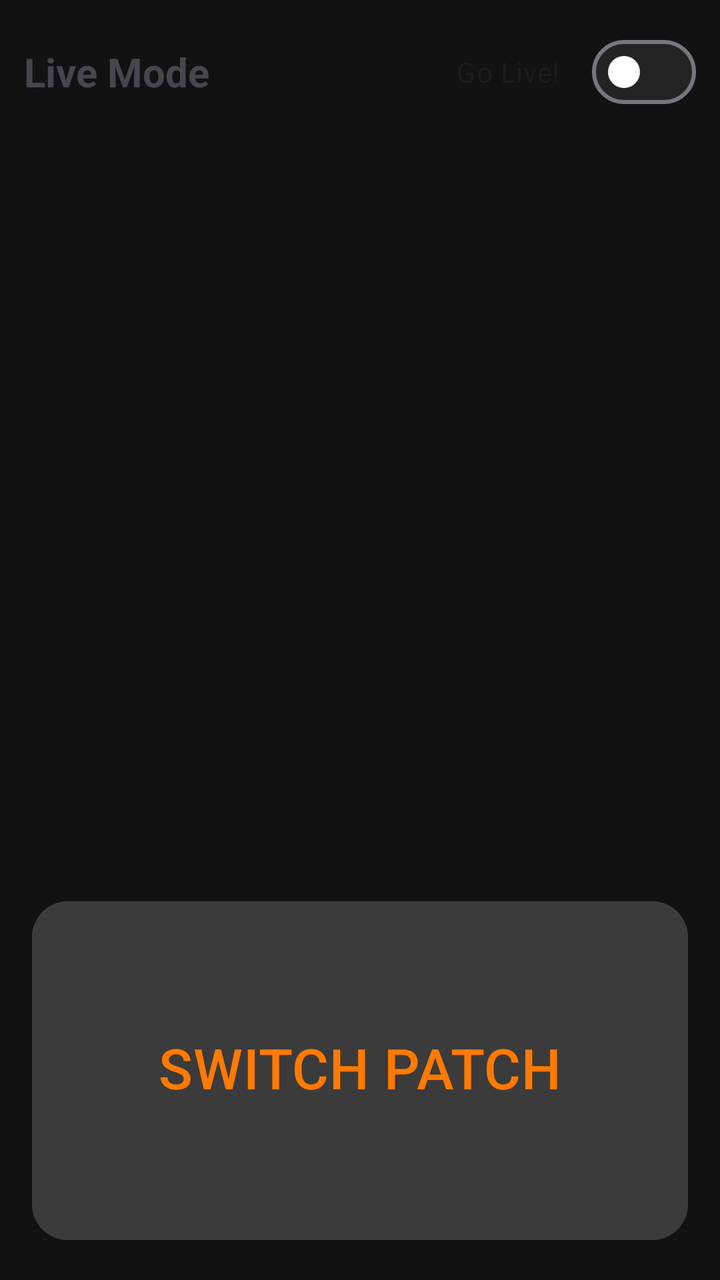
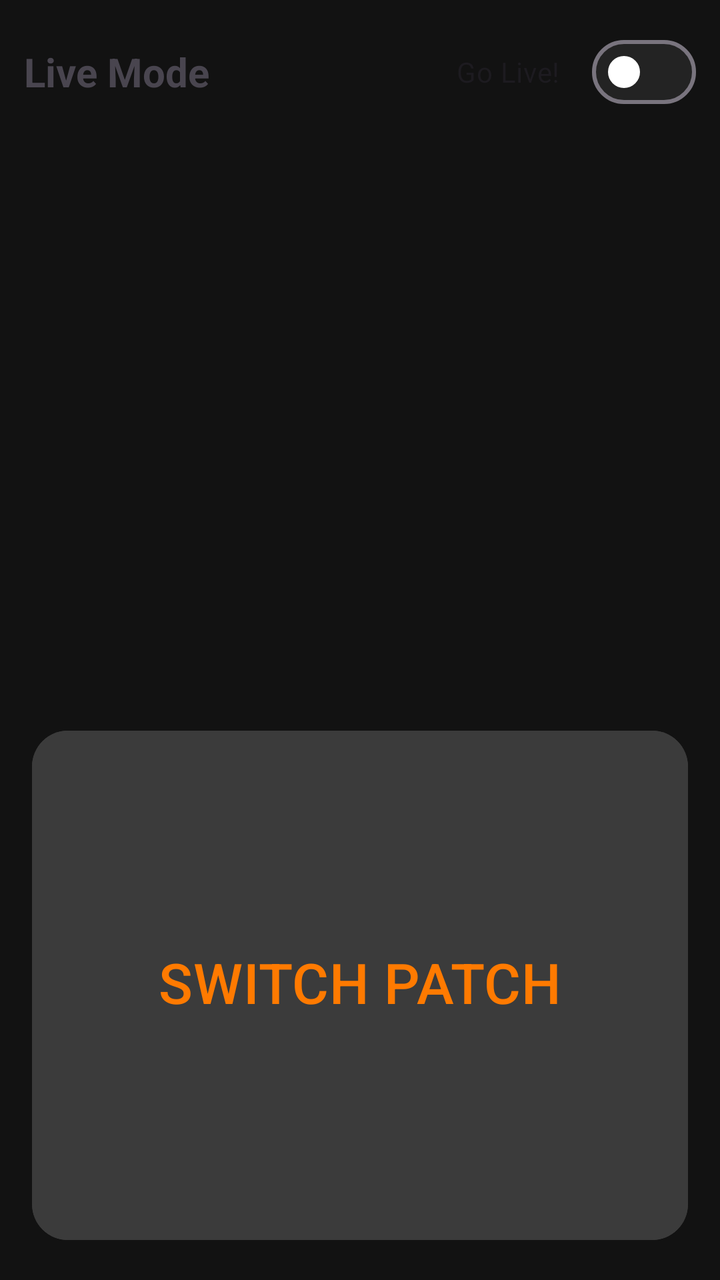

Before-and-after screenshots of an Android layout around one commit, followed by the original layout XML and the change that was made.
<!-- AndroidManifest.xml: application theme Theme.Droidchitect -->
<!-- res/layout/live_page.xml -->
<?xml version="1.0" encoding="utf-8"?>
<LinearLayout
    xmlns:android="http://schemas.android.com/apk/res/android"
    xmlns:app="http://schemas.android.com/apk/res-auto"
    android:layout_width="match_parent"
    android:layout_height="match_parent"
    android:orientation="vertical"
    android:padding="12dp">

    
    
    

    <LinearLayout
        android:layout_width="match_parent"
        android:layout_height="wrap_content"
        android:gravity="center_vertical"
        android:orientation="horizontal">

        <TextView
            android:layout_width="0dp"
            android:layout_height="wrap_content"
            android:layout_weight="1"
            android:text="Live Mode"
            android:textSize="20sp"
            android:textStyle="bold"/>

        <com.google.android.material.materialswitch.MaterialSwitch
            android:id="@+id/switchGoLive"
            android:layout_width="wrap_content"
            android:layout_height="wrap_content"
            android:text="Go Live!"
            app:thumbTint="@color/text_primary"
            app:trackTint="@color/switch_track_colors"
            />

    </LinearLayout>

    
    
    

    <GridLayout
        android:id="@+id/liveSlotContainer"
        android:layout_width="match_parent"
        android:layout_height="0dp"
        android:layout_marginTop="12dp"
        android:layout_weight="2"
        android:columnCount="2"
        android:rowCount="4"
        android:useDefaultMargins="true"/>

    
    
    

    <LinearLayout
        android:layout_width="match_parent"
        android:layout_height="0dp"
        android:layout_weight="1"
        android:gravity="center"
        android:orientation="vertical">


        <Button
            android:id="@+id/buttonSwitchPatch"
            style="@style/ChipButton"
            android:layout_width="match_parent"
            android:layout_height="match_parent"
            android:text="SWITCH PATCH"
            android:textColor="@color/accent_orange"
            android:backgroundTint="@color/fg_tertiary"
            android:textSize="28sp" />

    </LinearLayout>

</LinearLayout>
<!-- resources referenced by this layout -->
<resources>
  <color name="accent_orange">#FF7A00</color>
  <color name="fg_tertiary">#3B3B3B</color>
  <color name="text_primary">#FFFFFF</color>
  <style name="ChipButton">
  
          <item name="android:layout_width">
              0dp
          </item>
  
          <item name="android:layout_height">
              @dimen/voice_button_height
          </item>
  
          <item name="android:layout_weight">
              1
          </item>
  
          <item name="android:textColor">
              @color/text_primary
          </item>
  
          <item name="android:textSize">
              12sp
          </item>
  
          <item name="android:layout_margin">
              @dimen/voice_button_margin
          </item>
  
          
  
          <item name="android:backgroundTint">
              @color/bg_tertiary
          </item>
  
          <item name="cornerRadius">
              18dp
          </item>
  
          <item name="elevation">
              4dp
          </item>
  
          
  
          <item name="android:gravity">
              center
          </item>
  
          <item name="android:lines">
              2
          </item>
  
          <item name="android:ellipsize">
              end
          </item>
  
          <item name="android:textAlignment">
              center
          </item>
  
          <item name="android:includeFontPadding">
              false
          </item>
  
      </style>
  <style name="Theme.Droidchitect" parent="Base.Theme.Droidchitect" />
  <dimen name="voice_button_height">48dp</dimen>
  <dimen name="voice_button_margin">4dp</dimen>
  <color name="bg_tertiary">#2A2A2A</color>
  <style name="Base.Theme.Droidchitect" parent="Theme.Material3.DayNight.NoActionBar">
  
          
          
          
  
          <item name="colorPrimary">
              @color/accent_orange
          </item>
  
          <item name="colorSecondary">
              @color/accent_orange
          </item>
  
          <item name="colorTertiary">
              @color/accent_orange
          </item>
  
          
          
          
  
          <item name="colorSurface">
              @color/bg_secondary
          </item>
  
          <item name="android:colorBackground">
              @color/bg_primary
          </item>
  
          
          
          
  
          <item name="colorControlActivated">
              @color/accent_orange
          </item>
  
          <item name="colorControlHighlight">
              @color/bg_tertiary
          </item>
  
          <item name="android:colorControlHighlight">
              @color/bg_tertiary
          </item>
  
          
          
          
  
          <item name="android:textColorHighlight">
              @android:color/transparent
          </item>
  
          
          
          
  
          <item name="materialAlertDialogTheme">
              @style/ThemeOverlay_Droidchitect_Dialog
          </item>
  
      </style>
  <color name="bg_secondary">#2A2A2A</color>
  <color name="bg_primary">#121212</color>
  <style name="ThemeOverlay_Droidchitect_Dialog" parent="ThemeOverlay.Material3.MaterialAlertDialog">
  
          
  
          <item name="colorSurface">
              @color/bg_secondary
          </item>
  
          
  
          <item name="android:textColorPrimary">
              @color/text_primary
          </item>
  
          <item name="android:textColorSecondary">
              @color/text_secondary
          </item>
  
          
  
          <item name="buttonBarPositiveButtonStyle">
              @style/DroidDialogButton
          </item>
  
          <item name="buttonBarNegativeButtonStyle">
              @style/DroidDialogButton
          </item>
  
      </style>
  <color name="text_secondary">#AAAAAA</color>
  <style name="DroidDialogButton" parent="Widget.Material3.Button.TextButton.Dialog">
  
          <item name="android:textColor">
              @color/accent_orange
          </item>
  
          <item name="rippleColor">
              @color/bg_tertiary
          </item>
  
      </style>
</resources>

<!-- the commit's change to res/layout/live_page.xml (unified diff, before → after) -->
@@ -56,7 +56,7 @@
 
     <LinearLayout
         android:layout_width="match_parent"
-        android:layout_height="0dp"
+        android:layout_height="wrap_content"
         android:layout_weight="1"
         android:gravity="center"
         android:orientation="vertical">
@@ -66,7 +66,7 @@
             android:id="@+id/buttonSwitchPatch"
             style="@style/ChipButton"
             android:layout_width="match_parent"
-            android:layout_height="match_parent"
+            android:layout_height="120dp"
             android:text="SWITCH PATCH"
             android:textColor="@color/accent_orange"
             android:backgroundTint="@color/fg_tertiary"
